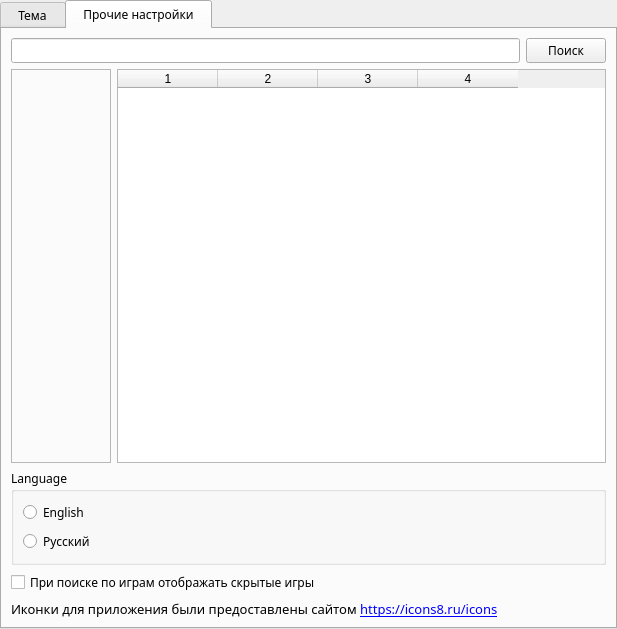
Qt form AraSteamManager/subform/formsettings.ui (Arankir/AraSteamManager) before a commit.
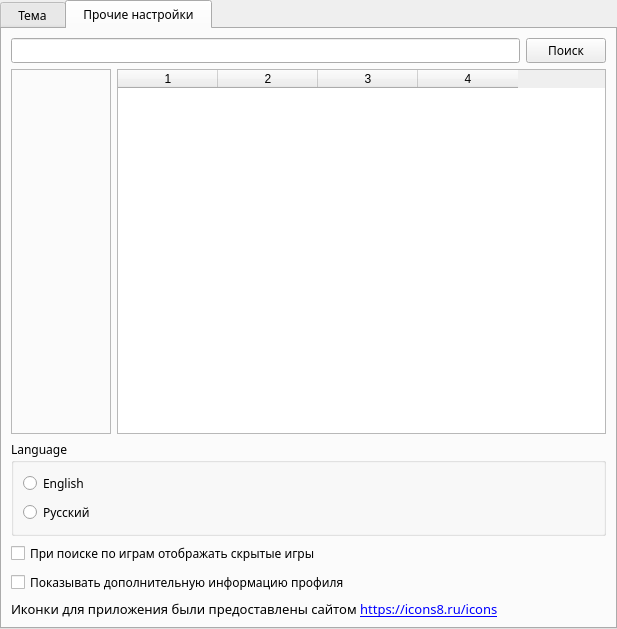
The same form after that commit. The open tabs and pages were chosen to show the change.

```diff
--- a/AraSteamManager/subform/formsettings.ui
+++ b/AraSteamManager/subform/formsettings.ui
@@ -193,6 +193,13 @@
          </property>
         </widget>
        </item>
+       <item>
+        <widget class="QCheckBox" name="CheckBoxVisibleProfileInfo">
+         <property name="text">
+          <string>Показывать дополнительную информацию профиля</string>
+         </property>
+        </widget>
+       </item>
        <item>
         <widget class="QLabel" name="labelIcons8">
          <property name="font">
```
Left out of the diff: 2 changed lines with no effect on the pictures.
